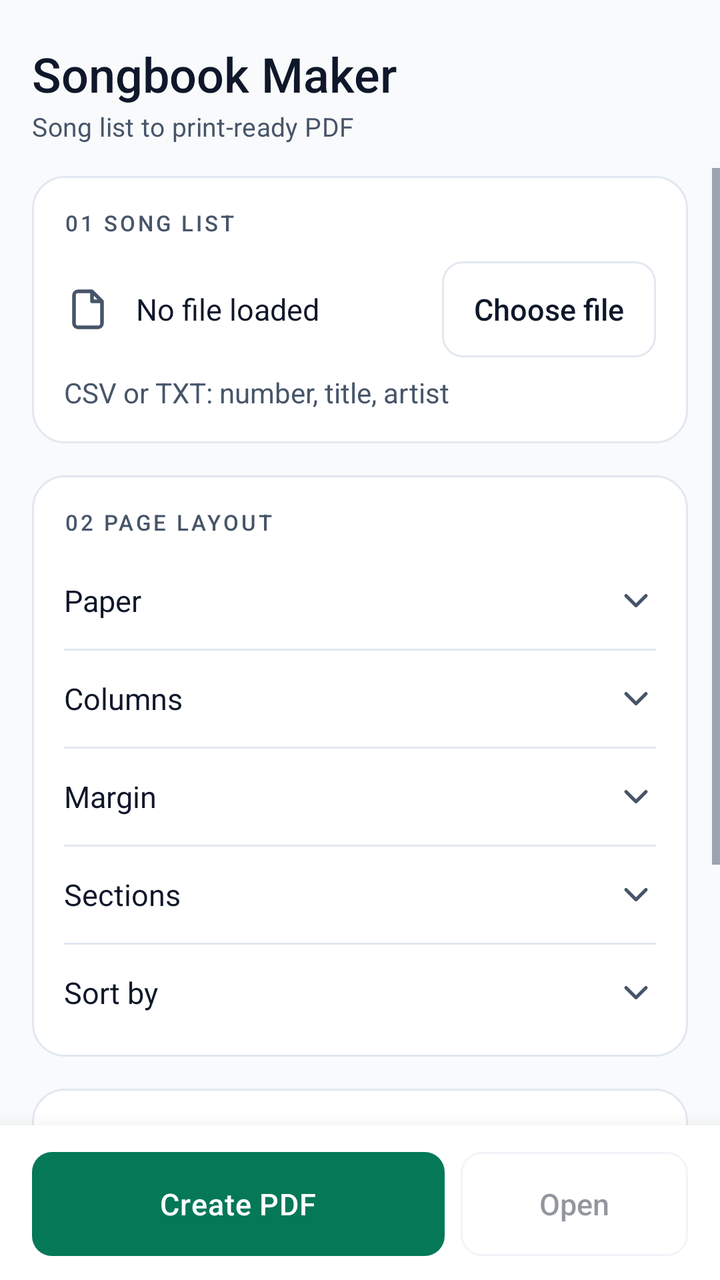
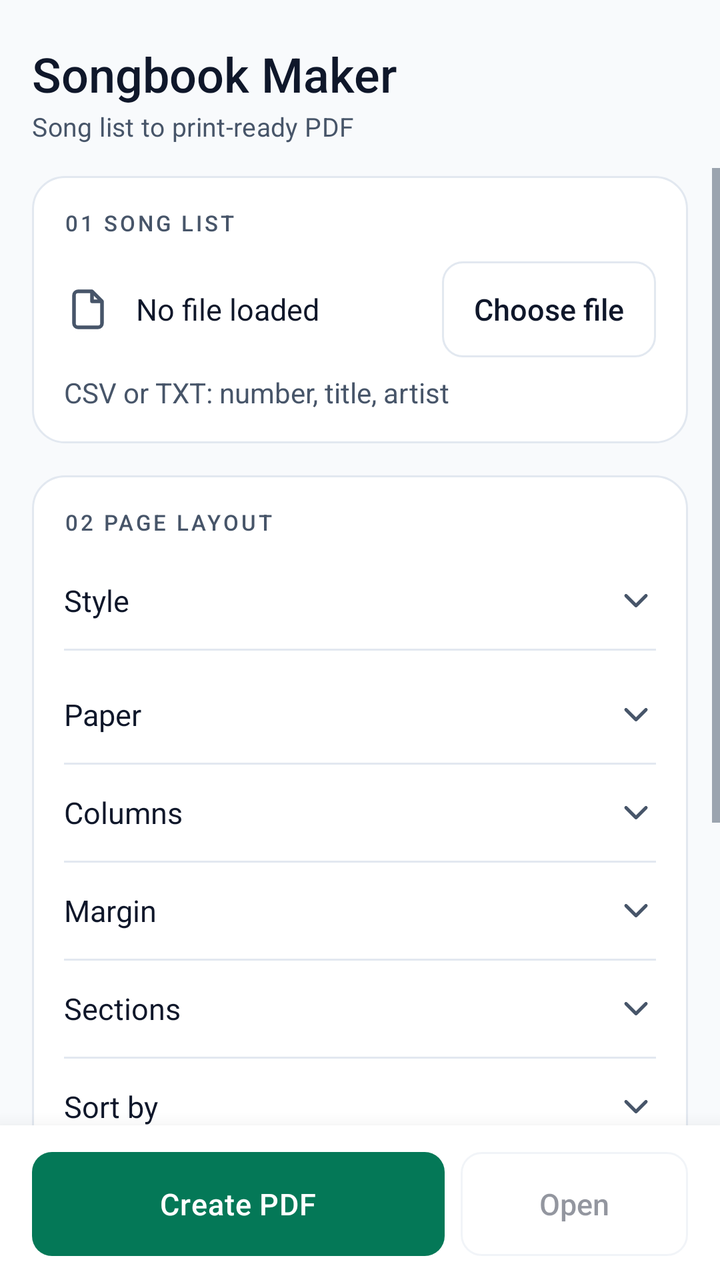

The first picture is an Android layout as it rendered before a commit; the second is the same layout after the commit. The layout source and the unified diff follow.
<!-- AndroidManifest.xml: application theme Theme.Songbook -->
<!-- res/layout/activity_main.xml -->
<?xml version="1.0" encoding="utf-8"?>
<FrameLayout xmlns:android="http://schemas.android.com/apk/res/android"
    android:id="@+id/root"
    android:layout_width="match_parent"
    android:layout_height="match_parent"
    android:background="@color/color_bg"
    android:fitsSystemWindows="true">

    <LinearLayout
        android:layout_width="match_parent"
        android:layout_height="match_parent"
        android:orientation="vertical">

        
        <LinearLayout
            android:layout_width="match_parent"
            android:layout_height="wrap_content"
            android:orientation="vertical"
            android:paddingStart="@dimen/gutter"
            android:paddingEnd="@dimen/gutter"
            android:paddingTop="@dimen/space_5"
            android:paddingBottom="@dimen/space_3">

            <TextView
                android:layout_width="wrap_content"
                android:layout_height="wrap_content"
                android:text="@string/app_name"
                style="@style/Text.Title" />

            <TextView
                android:layout_width="wrap_content"
                android:layout_height="wrap_content"
                android:layout_marginTop="2dp"
                android:text="@string/tagline"
                style="@style/Text.Subtitle" />
        </LinearLayout>

        <ScrollView
            android:id="@+id/scroll"
            android:layout_width="match_parent"
            android:layout_height="0dp"
            android:layout_weight="1"
            android:clipToPadding="false"
            android:fillViewport="true"
            android:paddingBottom="140dp"
            android:scrollbarStyle="outsideOverlay">

            <LinearLayout
                android:layout_width="match_parent"
                android:layout_height="wrap_content"
                android:orientation="vertical"
                android:paddingStart="@dimen/gutter"
                android:paddingEnd="@dimen/gutter"
                android:paddingTop="@dimen/space_1"
                android:paddingBottom="@dimen/space_5">

                
                <LinearLayout
                    android:layout_width="match_parent"
                    android:layout_height="wrap_content"
                    android:orientation="vertical"
                    android:background="@drawable/bg_card"
                    android:padding="@dimen/space_4">

                    <TextView
                        android:layout_width="wrap_content"
                        android:layout_height="wrap_content"
                        android:text="@string/section_file"
                        style="@style/Text.Eyebrow" />

                    <LinearLayout
                        android:layout_width="match_parent"
                        android:layout_height="wrap_content"
                        android:orientation="horizontal"
                        android:gravity="center_vertical"
                        android:layout_marginTop="@dimen/space_3">

                        <ImageView
                            android:layout_width="24dp"
                            android:layout_height="24dp"
                            android:src="@drawable/ic_file"
                            android:importantForAccessibility="no"
                            android:contentDescription="@null" />

                        <LinearLayout
                            android:layout_width="0dp"
                            android:layout_height="wrap_content"
                            android:layout_weight="1"
                            android:layout_marginStart="@dimen/space_3"
                            android:orientation="vertical">

                            <TextView
                                android:id="@+id/tvFile"
                                android:layout_width="match_parent"
                                android:layout_height="wrap_content"
                                android:maxLines="1"
                                android:ellipsize="middle"
                                android:text="@string/no_file"
                                style="@style/Text.Value" />

                            <TextView
                                android:id="@+id/tvStatus"
                                android:layout_width="match_parent"
                                android:layout_height="wrap_content"
                                android:layout_marginTop="2dp"
                                android:visibility="gone"
                                style="@style/Text.Caption" />
                        </LinearLayout>

                        <Button
                            android:id="@+id/btnPick"
                            android:layout_width="wrap_content"
                            android:layout_height="48dp"
                            android:layout_marginStart="@dimen/space_3"
                            android:paddingStart="@dimen/space_4"
                            android:paddingEnd="@dimen/space_4"
                            android:text="@string/pick_file"
                            style="@style/Button.Secondary" />
                    </LinearLayout>

                    <TextView
                        android:layout_width="match_parent"
                        android:layout_height="wrap_content"
                        android:layout_marginTop="@dimen/space_2"
                        android:text="@string/pick_hint"
                        style="@style/Text.Body" />

                    <LinearLayout
                        android:id="@+id/bannerRejected"
                        android:layout_width="match_parent"
                        android:layout_height="wrap_content"
                        android:layout_marginTop="@dimen/space_3"
                        android:background="@drawable/bg_banner_error"
                        android:orientation="vertical"
                        android:padding="@dimen/space_3"
                        android:visibility="gone">

                        <TextView
                            android:id="@+id/tvRejected"
                            android:layout_width="match_parent"
                            android:layout_height="wrap_content"
                            android:textColor="@color/color_danger"
                            android:textSize="13sp" />
                    </LinearLayout>
                </LinearLayout>

                
                <LinearLayout
                    android:layout_width="match_parent"
                    android:layout_height="wrap_content"
                    android:layout_marginTop="@dimen/space_4"
                    android:orientation="vertical"
                    android:background="@drawable/bg_card"
                    android:paddingStart="@dimen/space_4"
                    android:paddingEnd="@dimen/space_4"
                    android:paddingTop="@dimen/space_4"
                    android:paddingBottom="@dimen/space_2">

                    <TextView
                        android:layout_width="wrap_content"
                        android:layout_height="wrap_content"
                        android:text="@string/section_layout"
                        style="@style/Text.Eyebrow" />

                    <LinearLayout
                        android:id="@+id/rowPaper"
                        style="@style/Row"
                        android:layout_width="match_parent"
                        android:layout_height="wrap_content"
                        android:layout_marginTop="@dimen/space_2"
                        android:orientation="horizontal">

                        <TextView
                            android:layout_width="wrap_content"
                            android:layout_height="wrap_content"
                            android:text="@string/paper"
                            style="@style/Text.Value" />

                        <Space
                            android:layout_width="0dp"
                            android:layout_height="1dp"
                            android:layout_weight="1" />

                        <TextView
                            android:id="@+id/tvPaper"
                            android:layout_width="wrap_content"
                            android:layout_height="wrap_content"
                            style="@style/Text.Label" />

                        <ImageView
                            android:layout_width="20dp"
                            android:layout_height="20dp"
                            android:layout_marginStart="@dimen/space_2"
                            android:src="@drawable/ic_chevron"
                            android:importantForAccessibility="no"
                            android:contentDescription="@null" />
                    </LinearLayout>

                    <View
                        android:layout_width="match_parent"
                        android:layout_height="1dp"
                        android:background="@color/color_border" />

                    <LinearLayout
                        android:id="@+id/rowColumns"
                        style="@style/Row"
                        android:layout_width="match_parent"
                        android:layout_height="wrap_content"
                        android:orientation="horizontal">

                        <TextView
                            android:layout_width="wrap_content"
                            android:layout_height="wrap_content"
                            android:text="@string/columns"
                            style="@style/Text.Value" />

                        <Space
                            android:layout_width="0dp"
                            android:layout_height="1dp"
                            android:layout_weight="1" />

                        <TextView
                            android:id="@+id/tvColumns"
                            android:layout_width="wrap_content"
                            android:layout_height="wrap_content"
                            style="@style/Text.Label" />

                        <ImageView
                            android:layout_width="20dp"
                            android:layout_height="20dp"
                            android:layout_marginStart="@dimen/space_2"
                            android:src="@drawable/ic_chevron"
                            android:importantForAccessibility="no"
                            android:contentDescription="@null" />
                    </LinearLayout>

                    <View
                        android:layout_width="match_parent"
                        android:layout_height="1dp"
                        android:background="@color/color_border" />

                    <LinearLayout
                        android:id="@+id/rowMargin"
                        style="@style/Row"
                        android:layout_width="match_parent"
                        android:layout_height="wrap_content"
                        android:orientation="horizontal">

                        <TextView
                            android:layout_width="wrap_content"
                            android:layout_height="wrap_content"
                            android:text="@string/margin"
                            style="@style/Text.Value" />

                        <Space
                            android:layout_width="0dp"
                            android:layout_height="1dp"
                            android:layout_weight="1" />

                        <TextView
                            android:id="@+id/tvMargin"
                            android:layout_width="wrap_content"
                            android:layout_height="wrap_content"
                            style="@style/Text.Label" />

                        <ImageView
                            android:layout_width="20dp"
                            android:layout_height="20dp"
                            android:layout_marginStart="@dimen/space_2"
                            android:src="@drawable/ic_chevron"
                            android:importantForAccessibility="no"
                            android:contentDescription="@null" />
                    </LinearLayout>

                    <View
                        android:layout_width="match_parent"
                        android:layout_height="1dp"
                        android:background="@color/color_border" />

                    <LinearLayout
                        android:id="@+id/rowSections"
                        style="@style/Row"
                        android:layout_width="match_parent"
                        android:layout_height="wrap_content"
                        android:orientation="horizontal">

                        <TextView
                            android:layout_width="wrap_content"
                            android:layout_height="wrap_content"
                            android:text="@string/sections"
                            style="@style/Text.Value" />

                        <Space
                            android:layout_width="0dp"
                            android:layout_height="1dp"
                            android:layout_weight="1" />

                        <TextView
                            android:id="@+id/tvSections"
                            android:layout_width="wrap_content"
                            android:layout_height="wrap_content"
                            style="@style/Text.Label" />

                        <ImageView
                            android:layout_width="20dp"
                            android:layout_height="20dp"
                            android:layout_marginStart="@dimen/space_2"
                            android:src="@drawable/ic_chevron"
                            android:importantForAccessibility="no"
                            android:contentDescription="@null" />
                    </LinearLayout>

                    <View
                        android:layout_width="match_parent"
                        android:layout_height="1dp"
                        android:background="@color/color_border" />

                    <LinearLayout
                        android:id="@+id/rowSort"
                        style="@style/Row"
                        android:layout_width="match_parent"
                        android:layout_height="wrap_content"
                        android:orientation="horizontal">

                        <TextView
                            android:layout_width="wrap_content"
                            android:layout_height="wrap_content"
                            android:text="@string/sort"
                            style="@style/Text.Value" />

                        <Space
                            android:layout_width="0dp"
                            android:layout_height="1dp"
                            android:layout_weight="1" />

                        <TextView
                            android:id="@+id/tvSort"
                            android:layout_width="wrap_content"
                            android:layout_height="wrap_content"
                            style="@style/Text.Label" />

                        <ImageView
                            android:layout_width="20dp"
                            android:layout_height="20dp"
                            android:layout_marginStart="@dimen/space_2"
                            android:src="@drawable/ic_chevron"
                            android:importantForAccessibility="no"
                            android:contentDescription="@null" />
                    </LinearLayout>
                </LinearLayout>

                
                <LinearLayout
                    android:layout_width="match_parent"
                    android:layout_height="wrap_content"
                    android:layout_marginTop="@dimen/space_4"
                    android:orientation="vertical"
                    android:background="@drawable/bg_card"
                    android:paddingStart="@dimen/space_4"
                    android:paddingEnd="@dimen/space_4"
                    android:paddingTop="@dimen/space_4"
                    android:paddingBottom="@dimen/space_2">

                    <TextView
                        android:layout_width="wrap_content"
                        android:layout_height="wrap_content"
                        android:text="@string/section_look"
                        style="@style/Text.Eyebrow" />

                    <TextView
                        android:layout_width="wrap_content"
                        android:layout_height="wrap_content"
                        android:layout_marginTop="@dimen/space_3"
                        android:text="@string/title_text"
                        style="@style/Text.Caption" />

                    <EditText
                        android:id="@+id/etTitle"
                        style="@style/Field"
                        android:layout_width="match_parent"
                        android:layout_height="48dp"
                        android:layout_marginTop="@dimen/space_1"
                        android:hint="@string/title_hint"
                        android:inputType="textCapWords"
                        android:imeOptions="actionNext"
                        android:autofillHints="none" />

                    <TextView
                        android:layout_width="wrap_content"
                        android:layout_height="wrap_content"
                        android:layout_marginTop="@dimen/space_3"
                        android:text="@string/footer_text"
                        style="@style/Text.Caption" />

                    <EditText
                        android:id="@+id/etFooter"
                        style="@style/Field"
                        android:layout_width="match_parent"
                        android:layout_height="48dp"
                        android:layout_marginTop="@dimen/space_1"
                        android:hint="@string/footer_hint"
                        android:inputType="textCapSentences"
                        android:imeOptions="actionDone"
                        android:autofillHints="none" />

                    <Switch
                        android:id="@+id/swBold"
                        style="@style/SwitchRow"
                        android:layout_width="match_parent"
                        android:layout_height="wrap_content"
                        android:layout_marginTop="@dimen/space_3"
                        android:checked="true"
                        android:text="@string/bold" />

                    <Switch
                        android:id="@+id/swNumbers"
                        style="@style/SwitchRow"
                        android:layout_width="match_parent"
                        android:layout_height="wrap_content"
                        android:checked="true"
                        android:text="@string/numbers" />

                    <Switch
                        android:id="@+id/swMirror"
                        style="@style/SwitchRow"
                        android:layout_width="match_parent"
                        android:layout_height="wrap_content"
                        android:text="@string/mirror" />

                    <Switch
                        android:id="@+id/swArtist"
                        style="@style/SwitchRow"
                        android:layout_width="match_parent"
                        android:layout_height="wrap_content"
                        android:checked="true"
                        android:text="@string/artist_col" />
                </LinearLayout>
            </LinearLayout>
        </ScrollView>
    </LinearLayout>

    
    <LinearLayout
        android:layout_width="match_parent"
        android:layout_height="wrap_content"
        android:layout_gravity="bottom"
        android:orientation="vertical"
        android:background="@color/color_surface"
        android:elevation="16dp"
        android:paddingStart="@dimen/gutter"
        android:paddingEnd="@dimen/gutter"
        android:paddingTop="@dimen/space_3"
        android:paddingBottom="@dimen/space_3">

        <View
            android:layout_width="match_parent"
            android:layout_height="1dp"
            android:layout_marginTop="-12dp"
            android:layout_marginBottom="@dimen/space_3"
            android:background="@color/color_border" />

        <TextView
            android:id="@+id/tvResult"
            android:layout_width="match_parent"
            android:layout_height="wrap_content"
            android:layout_marginBottom="@dimen/space_3"
            android:background="@drawable/bg_banner_ok"
            android:padding="@dimen/space_3"
            android:textColor="@color/color_ok"
            android:textSize="13sp"
            android:visibility="gone" />

        <LinearLayout
            android:layout_width="match_parent"
            android:layout_height="wrap_content"
            android:orientation="horizontal">

            <Button
                android:id="@+id/btnCreate"
                style="@style/Button.Primary"
                android:layout_width="0dp"
                android:layout_height="52dp"
                android:layout_weight="1"
                android:text="@string/create" />

            <Button
                android:id="@+id/btnShare"
                style="@style/Button.Secondary"
                android:layout_width="0dp"
                android:layout_height="52dp"
                android:layout_marginStart="@dimen/space_2"
                android:layout_weight="0.55"
                android:enabled="false"
                android:alpha="0.45"
                android:text="@string/open" />
        </LinearLayout>
    </LinearLayout>
</FrameLayout>
<!-- resources referenced by this layout -->
<resources>
  <color name="color_bg">#F8FAFC</color>
  <color name="color_border">#E2E8F0</color>
  <color name="color_danger">#B91C1C</color>
  <color name="color_ok">#065F46</color>
  <color name="color_surface">#FFFFFF</color>
  <dimen name="gutter">16dp</dimen>
  <dimen name="space_1">4dp</dimen>
  <dimen name="space_2">8dp</dimen>
  <dimen name="space_3">12dp</dimen>
  <dimen name="space_4">16dp</dimen>
  <dimen name="space_5">24dp</dimen>
  <!-- drawable bg_banner_ok (drawable) -->
  <?xml version="1.0" encoding="utf-8"?>
  <shape xmlns:android="http://schemas.android.com/apk/res/android" android:shape="rectangle">
      <solid android:color="@color/color_ok_bg" />
      <corners android:radius="12dp" />
      <stroke android:width="1dp" android:color="@color/color_ok" />
  </shape>
  <string name="app_name">Songbook Maker</string>
  <string name="artist_col">Artist column</string>
  <string name="bold">Bold song text</string>
  <string name="columns">Columns</string>
  <string name="create">Create PDF</string>
  <string name="footer_hint">optional</string>
  <string name="footer_text">Footer text</string>
  <string name="margin">Margin</string>
  <string name="mirror">Mirror margins</string>
  <string name="no_file">No file loaded</string>
  <string name="numbers">Page numbers</string>
  <string name="open">Open</string>
  <string name="paper">Paper</string>
  <string name="pick_file">Choose file</string>
  <string name="pick_hint">CSV or TXT: number, title, artist</string>
  <string name="section_file">01  Song list</string>
  <string name="section_layout">02  Page layout</string>
  <string name="section_look">03  Look</string>
  <string name="sections">Sections</string>
  <string name="sort">Sort by</string>
  <string name="tagline">Song list to print-ready PDF</string>
  <string name="title_hint">e.g. Karaoke Night</string>
  <string name="title_text">Title on page</string>
  <style name="Text.Body" parent="">
          <item name="android:textSize">14sp</item>
          <item name="android:textColor">@color/color_text_muted</item>
          <item name="android:lineSpacingExtra">2dp</item>
      </style>
  <style name="Text.Caption" parent="">
          <item name="android:textSize">12sp</item>
          <item name="android:textColor">@color/color_text_muted</item>
      </style>
  <style name="Text.Label" parent="">
          <item name="android:textSize">13sp</item>
          <item name="android:textColor">@color/color_text_muted</item>
      </style>
  <style name="Text.Subtitle" parent="">
          <item name="android:textSize">13sp</item>
          <item name="android:textColor">@color/color_text_muted</item>
          <item name="android:letterSpacing">0.01</item>
      </style>
  <style name="Text.Title" parent="">
          <item name="android:textSize">24sp</item>
          <item name="android:textColor">@color/color_text</item>
          <item name="android:fontFamily">sans-serif-medium</item>
          <item name="android:letterSpacing">0</item>
          <item name="android:includeFontPadding">false</item>
      </style>
  <style name="Text.Value" parent="">
          <item name="android:textSize">15sp</item>
          <item name="android:textColor">@color/color_text</item>
      </style>
  <color name="color_danger_bg">#FEF2F2</color>
  <color name="color_danger_border">#FECACA</color>
  <color name="color_ok_bg">#ECFDF5</color>
  <dimen name="radius_card">16dp</dimen>
  <color name="color_text_muted">#475569</color>
  <color name="color_on_accent">#FFFFFF</color>
  <color name="color_text">#0F172A</color>
  <dimen name="touch_min">48dp</dimen>
  <color name="color_primary">#1E3A5F</color>
  <color name="color_accent">#047857</color>
  <color name="color_ripple_light">#33FFFFFF</color>
  <dimen name="radius_control">10dp</dimen>
  <color name="color_ripple_dark">#1A0F172A</color>
  <color name="color_surface_alt">#F1F5F9</color>
  <!-- unchanged entries left out for length: 14 -->
</resources>

<!-- the commit's change to res/layout/activity_main.xml (unified diff, before → after) -->
@@ -161,6 +161,45 @@
                         android:layout_height="wrap_content"
                         android:text="@string/section_layout"
                         style="@style/Text.Eyebrow" />
+
+                    <LinearLayout
+                        android:id="@+id/rowStyle"
+                        style="@style/Row"
+                        android:layout_width="match_parent"
+                        android:layout_height="wrap_content"
+                        android:layout_marginTop="@dimen/space_2"
+                        android:orientation="horizontal">
+
+                        <TextView
+                            android:layout_width="wrap_content"
+                            android:layout_height="wrap_content"
+                            android:text="@string/style"
+                            style="@style/Text.Value" />
+
+                        <Space
+                            android:layout_width="0dp"
+                            android:layout_height="1dp"
+                            android:layout_weight="1" />
+
+                        <TextView
+                            android:id="@+id/tvStyle"
+                            android:layout_width="wrap_content"
+                            android:layout_height="wrap_content"
+                            style="@style/Text.Label" />
+
+                        <ImageView
+                            android:layout_width="20dp"
+                            android:layout_height="20dp"
+                            android:layout_marginStart="@dimen/space_2"
+                            android:src="@drawable/ic_chevron"
+                            android:importantForAccessibility="no"
+                            android:contentDescription="@null" />
+                    </LinearLayout>
+
+                    <View
+                        android:layout_width="match_parent"
+                        android:layout_height="1dp"
+                        android:background="@color/color_border" />
 
                     <LinearLayout
                         android:id="@+id/rowPaper"
<!-- resource entries referenced after the edit -->
@@ -38,6 +38,7 @@
   <string name="section_look">03  Look</string>
   <string name="sections">Sections</string>
   <string name="sort">Sort by</string>
+  <string name="style">Style</string>
   <string name="tagline">Song list to print-ready PDF</string>
   <string name="title_hint">e.g. Karaoke Night</string>
   <string name="title_text">Title on page</string>
